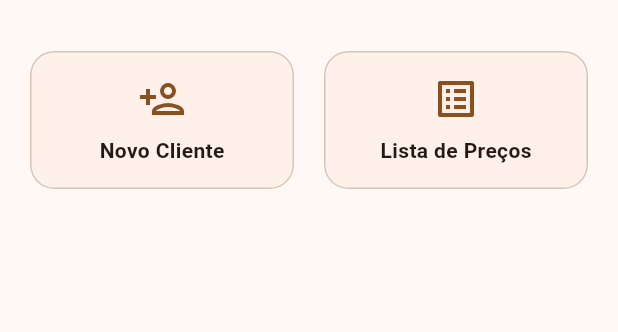
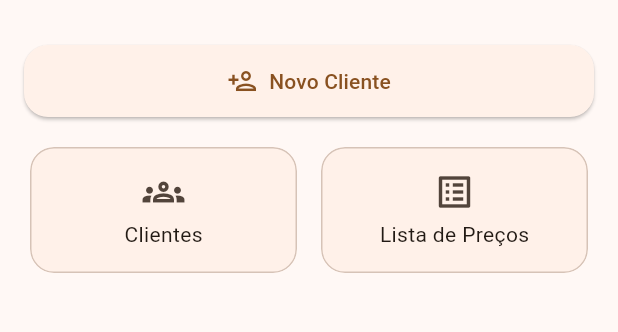
Before and after one commit to ractechdev-cell/obrion-orcamentos, a Flutter app: the screen it shows after launch, on a phone screen of 412 x 824 dp, the part 63-395 px from its top. Run offline on Flutter 3.47's test engine with Material 3 defaults, Android fonts, the phone set to English and light mode, and no system bars; our stand-ins replace drift, drift_flutter, file_picker, firebase_core, firebase_crashlytics, flutter_riverpod and 3 more; accounts and stored records are empty; generated files the repository leaves out were written again.

Commit message:
feat(home): adiciona atalho pra Clientes e diferencia peso visual
Item 1+2+3 do polimento (ordem combinada): a tela de Clientes já
existia (com busca e ação de Medições/Orçamentos por cliente) mas
não estava linkada em lugar nenhum a partir da Home — só dava pra
criar um cliente novo, não achar um já cadastrado. É por ela que se
chega em orçamentos e medições existentes.

"Novo Cliente" vira a ação primária (AppButton em destaque, cheio,
no topo — é a entrada do fluxo que gera dinheiro); "Clientes" e
"Lista de Preços" ficam como cards utilitários menores lado a lado.
Resolve também a home parecer vazia/inacabada — a ação principal
preenche a largura da tela.

Co-Authored-By: Claude Sonnet 5 <noreply@anthropic.com>

```diff
--- a/lib/screens/home_screen.dart
+++ b/lib/screens/home_screen.dart
@@ -2,10 +2,16 @@ import 'package:flutter/material.dart';
 import 'package:go_router/go_router.dart';
 
 import '../routing/app_routes.dart';
+import '../theme/app_spacing.dart';
+import '../widgets/app_button.dart';
 import '../widgets/app_card.dart';
 import 'client_form_screen.dart';
 
-/// Tela inicial com acesso rápido às funções centrais da Fase 1.
+/// Tela inicial — um painel de despacho, não uma vitrine: a única tarefa
+/// dela é levar o profissional pro fluxo que gera dinheiro o mais rápido
+/// possível, ou de volta pro que ele já estava fazendo. "Novo Cliente" é
+/// a ação primária (começa o fluxo medir→orçar→enviar); "Clientes" e
+/// "Lista de Preços" são utilitárias — daí o peso visual desigual.
 class HomeScreen extends StatelessWidget {
   const HomeScreen({super.key});
 
@@ -23,35 +29,31 @@ class HomeScreen extends StatelessWidget {
         ],
       ),
       body: ListView(
-        padding: const EdgeInsets.all(16),
+        padding: const EdgeInsets.all(AppSpacing.md),
         children: [
+          AppButton(
+            label: 'Novo Cliente',
+            icon: Icons.person_add_outlined,
+            onPressed: () => Navigator.of(context).push(
+              MaterialPageRoute(builder: (_) => const ClientFormScreen()),
+            ),
+          ),
+          const SizedBox(height: AppSpacing.md),
           Row(
             children: [
               Expanded(
-                child: AppCard(
-                  onTap: () => Navigator.of(context).push(
-                    MaterialPageRoute(builder: (_) => const ClientFormScreen()),
-                  ),
-                  child: Column(
-                    children: [
-                      Icon(Icons.person_add_outlined, size: 32, color: Theme.of(context).colorScheme.primary),
-                      const SizedBox(height: 8),
-                      const Text('Novo Cliente', style: TextStyle(fontWeight: FontWeight.bold)),
-                    ],
-                  ),
+                child: _ShortcutCard(
+                  icon: Icons.groups_outlined,
+                  label: 'Clientes',
+                  onTap: () => context.push(AppRoutes.clients),
                 ),
               ),
-              const SizedBox(width: 12),
+              const SizedBox(width: AppSpacing.sm),
               Expanded(
-                child: AppCard(
+                child: _ShortcutCard(
+                  icon: Icons.list_alt,
+                  label: 'Lista de Preços',
                   onTap: () => context.push(AppRoutes.services),
-                  child: Column(
-                    children: [
-                      Icon(Icons.list_alt, size: 32, color: Theme.of(context).colorScheme.primary),
-                      const SizedBox(height: 8),
-                      const Text('Lista de Preços', style: TextStyle(fontWeight: FontWeight.bold)),
-                    ],
-                  ),
                 ),
               ),
             ],
@@ -61,3 +63,25 @@ class HomeScreen extends StatelessWidget {
     );
   }
 }
+
+class _ShortcutCard extends StatelessWidget {
+  const _ShortcutCard({required this.icon, required this.label, required this.onTap});
+
+  final IconData icon;
+  final String label;
+  final VoidCallback onTap;
+
+  @override
+  Widget build(BuildContext context) {
+    return AppCard(
+      onTap: onTap,
+      child: Column(
+        children: [
+          Icon(icon, size: 28, color: Theme.of(context).colorScheme.onSurfaceVariant),
+          const SizedBox(height: AppSpacing.xs),
+          Text(label, style: Theme.of(context).textTheme.bodyMedium),
+        ],
+      ),
+    );
+  }
+}
```
